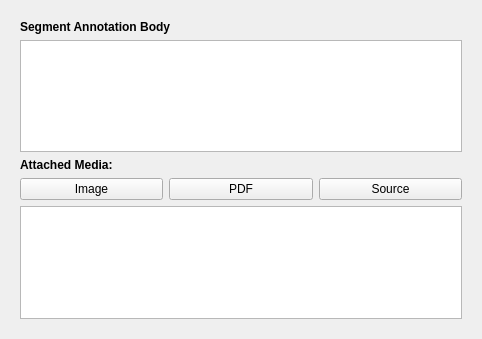
This is qt_ui/AttributesSegment.ui in FilmColors/VIAN as Qt 5 draws it before an edit. The edited form follows.
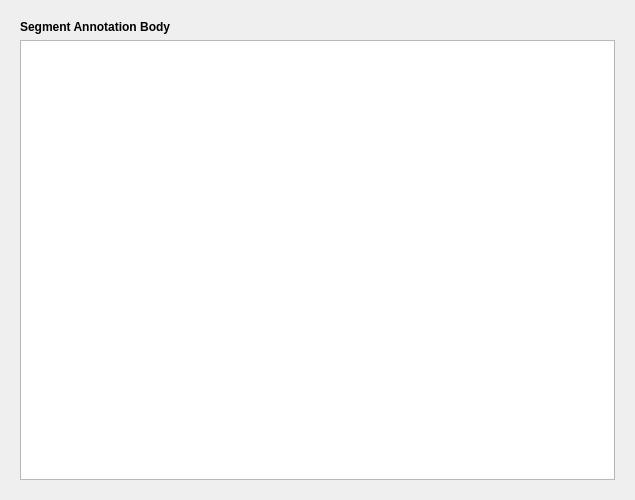
This is the edited form.

Commit message: Added Attaching Arbitrary Files to Segments and Annotations

The edit to the form file:
```diff
--- a/qt_ui/AttributesSegment.ui
+++ b/qt_ui/AttributesSegment.ui
@@ -6,8 +6,8 @@
    <rect>
     <x>0</x>
     <y>0</y>
-    <width>482</width>
-    <height>339</height>
+    <width>635</width>
+    <height>500</height>
    </rect>
   </property>
   <property name="windowTitle">
@@ -27,54 +27,6 @@
       <item>
        <widget class="QTextEdit" name="textEdit_AnnotationBody"/>
       </item>
-      <item>
-       <widget class="QLabel" name="label_2">
-        <property name="text">
-         <string>&lt;b&gt;Attached Media:</string>
-        </property>
-       </widget>
-      </item>
-      <item>
-       <layout class="QHBoxLayout" name="horizontalLayout">
-        <item>
-         <widget class="QPushButton" name="btn_AddImage">
-          <property name="text">
-           <string>Image</string>
-          </property>
-         </widget>
-        </item>
-        <item>
-         <widget class="QPushButton" name="btn_AddPDF">
-          <property name="text">
-           <string>PDF</string>
-          </property>
-         </widget>
-        </item>
-        <item>
-         <widget class="QPushButton" name="btn_BibSource">
-          <property name="text">
-           <string>Source</string>
-          </property>
-         </widget>
-        </item>
-       </layout>
-      </item>
-      <item>
-       <widget class="QListWidget" name="listWidget_AttachedMedia">
-        <property name="sizePolicy">
-         <sizepolicy hsizetype="Expanding" vsizetype="Preferred">
-          <horstretch>0</horstretch>
-          <verstretch>0</verstretch>
-         </sizepolicy>
-        </property>
-        <property name="minimumSize">
-         <size>
-          <width>0</width>
-          <height>10</height>
-         </size>
-        </property>
-       </widget>
-      </item>
      </layout>
     </widget>
    </item>
```
The commit also changes 20 other files.
